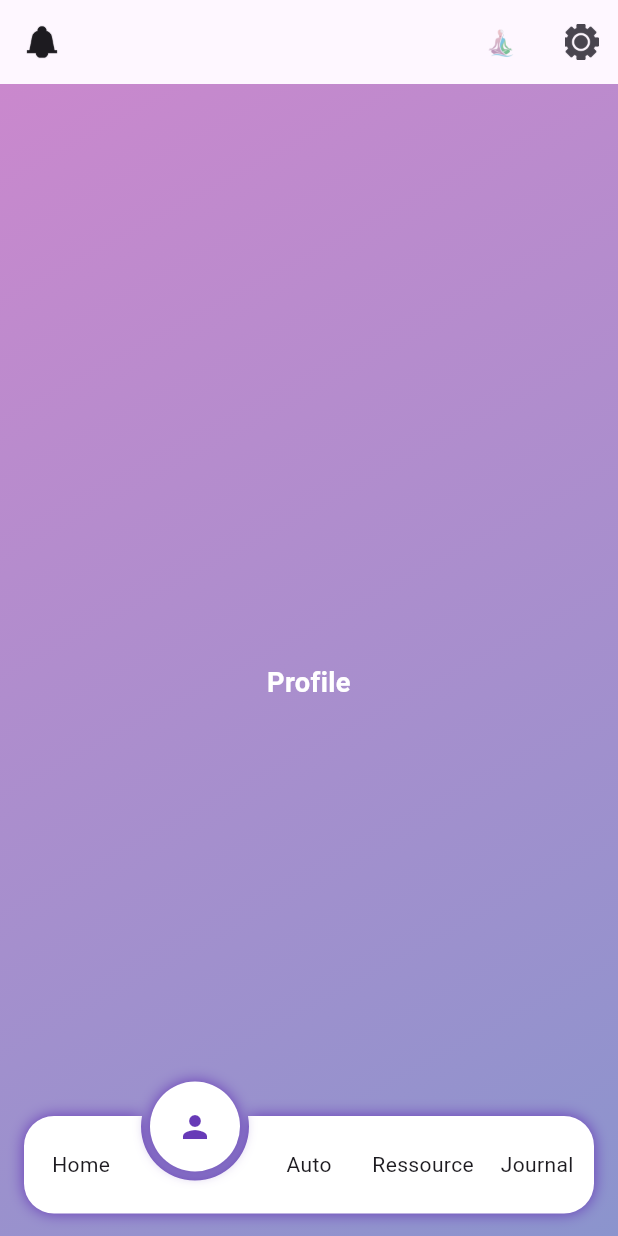
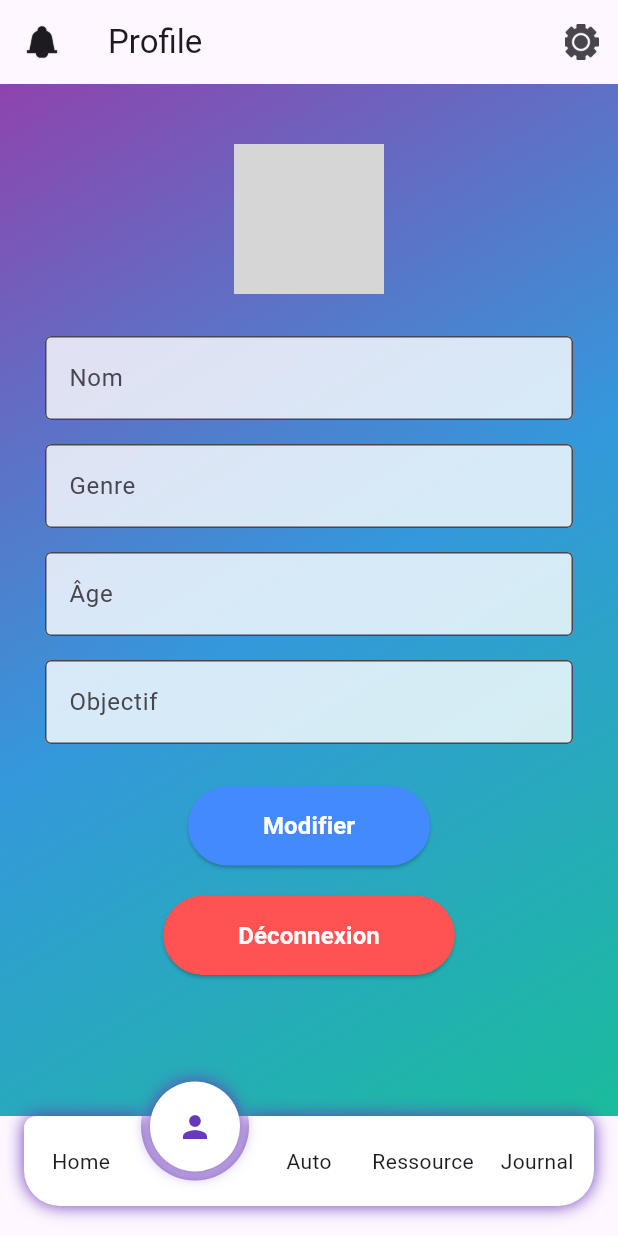
Before and after one commit to Amal-oueslati52/AppMentalHealth, a Flutter app: the HomeScreen screen opened directly, item 2 of the bottom bar chosen, on a phone screen of 412 x 824 dp. Run offline on Flutter 3.47's test engine with Material 3 defaults, Android fonts, the phone set to English and light mode, and no system bars; drawn by our look-alikes of circle_nav_bar; our stand-ins replace cloud_firestore, firebase_auth, firebase_core, fluttertoast, image_picker; accounts and stored records are empty; grey boxes are pictures that could not be loaded.

Commit message:
zedet profileScreen

```diff
--- a/lib/HomeScreen.dart
+++ b/lib/HomeScreen.dart
@@ -1,5 +1,7 @@
 import 'package:flutter/material.dart';
 import 'package:circle_nav_bar/circle_nav_bar.dart';
+import 'profileScreen.dart';
+import 'homeScreen.dart';
 
 class HomeScreen extends StatefulWidget {
   const HomeScreen({Key? key}) : super(key: key);
@@ -8,8 +10,7 @@ class HomeScreen extends StatefulWidget {
   _HomeScreenState createState() => _HomeScreenState();
 }
 
-class _HomeScreenState extends State<HomeScreen>
-    with SingleTickerProviderStateMixin {
+class _HomeScreenState extends State<HomeScreen> {
   int _tabIndex = 0;
   late PageController _pageController;
 
@@ -20,9 +21,29 @@ class _HomeScreenState extends State<HomeScreen>
   }
 
   @override
+  void _navigateToScreen(int index) {
+    Widget screen;
+
+    switch (index) {
+      case 0:
+        screen = const HomeScreen(); // Accueil
+        break;
+      case 1:
+        screen = const ProfileScreen(); // Profil
+        break;
+
+      default:
+        screen = const HomeScreen();
+    }
+
+    Navigator.pushReplacement(
+      context,
+      MaterialPageRoute(builder: (context) => screen),
+    );
+  }
+
+  @override
   Widget build(BuildContext context) {
-    double screenHeight = MediaQuery.of(context).size.height;
-
     return Scaffold(
       appBar: AppBar(
         leading: IconButton(
@@ -42,26 +63,34 @@ class _HomeScreenState extends State<HomeScreen>
           ),
         ],
       ),
-      body: PageView(
-        controller: _pageController,
-        onPageChanged: (index) {
-          setState(() {
-            _tabIndex = index;
-          });
-        },
-        children: [
-          buildPage(
-            screenHeight,
-            "N'oubliez pas votre exercice de relaxation aujourd'hui!",
-            'assets/images/image 24.png',
+      body: Container(
+        decoration: const BoxDecoration(
+          gradient: LinearGradient(
+            colors: [Color(0xFFCA88CD), Color(0xFF8B94CD)],
+            begin: Alignment.topLeft,
+            end: Alignment.bottomRight,
           ),
-          buildPage(screenHeight, 'Profile', ''),
-          buildPage(screenHeight, 'Auto-Évaluation', ''),
-          buildPage(screenHeight, 'Ressource', ''),
-          buildPage(screenHeight, 'Journal', ''),
-        ],
+        ),
+        child: Center(
+          child: Column(
+            mainAxisAlignment: MainAxisAlignment.center,
+            children: [
+              Image.asset(
+                'assets/images/image 24.png',
+                width: 100.0,
+                height: 100.0,
+                fit: BoxFit.contain,
+              ),
+              const SizedBox(height: 20.0),
+              const Text(
+                'N\'oubliez pas votre exercice de relaxation d\'aujourd\'hui!',
+                textAlign: TextAlign.center,
+                style: TextStyle(fontSize: 16.0, color: Colors.white),
+              ),
+            ],
+          ),
+        ),
       ),
-      extendBody: true,
       bottomNavigationBar: CircleNavBar(
         activeIcons: const [
           Icon(Icons.home, color: Colors.deepPurple),
@@ -78,59 +107,19 @@ class _HomeScreenState extends State<HomeScreen>
           Text("Journal"),
         ],
         color: Colors.white,
-        height: 65,
+        height: 60,
         circleWidth: 60,
         activeIndex: _tabIndex,
-        onTap: (index) {
-          setState(() {
-            _tabIndex = index;
-            _pageController.jumpToPage(_tabIndex);
-          });
-        },
-        padding: const EdgeInsets.only(left: 16, right: 16, bottom: 15),
-        cornerRadius: BorderRadius.circular(20),
+        onTap: (index) => _navigateToScreen(index),
+        padding: const EdgeInsets.only(left: 16, right: 16, bottom: 20),
+        cornerRadius: const BorderRadius.only(
+          topLeft: Radius.circular(8),
+          topRight: Radius.circular(8),
+          bottomRight: Radius.circular(24),
+          bottomLeft: Radius.circular(24),
+        ),
         shadowColor: Colors.deepPurple,
-        elevation: 8,
-      ),
-    );
-  }
-
-  Widget buildPage(double screenHeight, String text, String imagePath) {
-    return Container(
-      padding: EdgeInsets.symmetric(horizontal: 20.0),
-      decoration: BoxDecoration(
-        gradient: LinearGradient(
-          colors: [Color(0xFFCA88CD), Color(0xFF8B94CD)],
-          begin: Alignment.topLeft,
-          end: Alignment.bottomRight,
-        ),
-      ),
-      child: Center(
-        child: Column(
-          mainAxisAlignment: MainAxisAlignment.center,
-          children: [
-            if (imagePath.isNotEmpty)
-              ClipRRect(
-                borderRadius: BorderRadius.circular(15),
-                child: Image.asset(
-                  imagePath,
-                  width: screenHeight * 0.15,
-                  height: screenHeight * 0.15,
-                  fit: BoxFit.contain,
-                ),
-              ),
-            SizedBox(height: 30.0),
-            Text(
-              text,
-              textAlign: TextAlign.center,
-              style: TextStyle(
-                fontSize: screenHeight * 0.022,
-                fontWeight: FontWeight.w600,
-                color: Colors.white,
-              ),
-            ),
-          ],
-        ),
+        elevation: 10,
       ),
     );
   }
--- /dev/null
+++ b/lib/ProfileScreen.dart
@@ -0,0 +1,290 @@
+import 'dart:io';
+import 'package:flutter/material.dart';
+import 'package:firebase_auth/firebase_auth.dart';
+import 'package:cloud_firestore/cloud_firestore.dart';
+import 'package:image_picker/image_picker.dart';
+import 'package:circle_nav_bar/circle_nav_bar.dart';
+import 'HomeScreen.dart';
+
+class ProfileScreen extends StatefulWidget {
+  const ProfileScreen({Key? key}) : super(key: key);
+
+  @override
+  _ProfileScreenState createState() => _ProfileScreenState();
+}
+
+class _ProfileScreenState extends State<ProfileScreen> {
+  int _tabIndex = 1;
+
+  void _navigateToScreen(int index) {
+    Widget screen;
+
+    switch (index) {
+      case 0:
+        screen = const HomeScreen(); // Page d'accueil
+        break;
+      case 1:
+        screen = const ProfileScreen(); // Profil
+        break;
+
+      default:
+        screen = const HomeScreen();
+    }
+
+    Navigator.pushReplacement(
+      context,
+      MaterialPageRoute(builder: (context) => screen),
+    );
+  }
+
+  final FirebaseAuth _auth = FirebaseAuth.instance;
+  final FirebaseFirestore _firestore = FirebaseFirestore.instance;
+  final ImagePicker _picker = ImagePicker();
+
+  User? _user;
+  Map<String, dynamic>? _userData;
+  bool _isEditing = false;
+  bool _isLoading = false;
+
+  // Contrôleurs pour les champs de texte
+  final TextEditingController _nameController = TextEditingController();
+  final TextEditingController _genreController = TextEditingController();
+  final TextEditingController _ageController = TextEditingController();
+  final TextEditingController _objectifController = TextEditingController();
+
+  File? _imageFile;
+
+  // Navigation
+
+  late PageController _pageController;
+
+  @override
+  void initState() {
+    super.initState();
+    _loadUserData();
+    _pageController = PageController(initialPage: _tabIndex);
+  }
+
+  @override
+  void dispose() {
+    _nameController.dispose();
+    _genreController.dispose();
+    _ageController.dispose();
+    _objectifController.dispose();
+    _pageController.dispose();
+    super.dispose();
+  }
+
+  // Fonction pour charger les données utilisateur depuis Firebase
+  Future<void> _loadUserData() async {
+    _user = _auth.currentUser;
+    if (_user != null) {
+      DocumentSnapshot userDoc =
+          await _firestore.collection('users').doc(_user!.uid).get();
+      if (userDoc.exists) {
+        setState(() {
+          _userData = userDoc.data() as Map<String, dynamic>?;
+          _nameController.text = _userData?['name'] ?? '';
+          _genreController.text = _userData?['genre'] ?? '';
+          _ageController.text = _userData?['age'] ?? '';
+          _objectifController.text = _userData?['objectif'] ?? '';
+        });
+      }
+    }
+  }
+
+  // Fonction pour sélectionner une image depuis la galerie
+  Future<void> _pickImage() async {
+    final pickedFile = await _picker.pickImage(source: ImageSource.gallery);
+    if (pickedFile != null) {
+      setState(() {
+        _imageFile = File(pickedFile.path);
+      });
+    }
+  }
+
+  // Fonction pour enregistrer les modifications
+  Future<void> _saveChanges() async {
+    if (_user == null) return;
+    setState(() => _isLoading = true);
+
+    try {
+      await _firestore.collection('users').doc(_user!.uid).update({
+        'name': _nameController.text.trim(),
+        'genre': _genreController.text.trim(),
+        'age': _ageController.text.trim(),
+        'objectif': _objectifController.text.trim(),
+      });
+
+      setState(() => _isEditing = false);
+
+      ScaffoldMessenger.of(context).showSnackBar(
+        const SnackBar(content: Text("Profil mis à jour avec succès !")),
+      );
+    } catch (e) {
+      print("Erreur mise à jour: $e");
+    } finally {
+      setState(() => _isLoading = false);
+    }
+  }
+
+  // Fonction pour déconnecter l'utilisateur
+  Future<void> _logout() async {
+    await _auth.signOut();
+    if (mounted) {
+      Navigator.pop(context);
+    }
+  }
+
+  Widget _buildEditableField(String label, TextEditingController controller) {
+    return Padding(
+      padding: const EdgeInsets.symmetric(vertical: 8.0),
+      child: TextField(
+        controller: controller,
+        decoration: InputDecoration(
+          labelText: label,
+          border: OutlineInputBorder(),
+          filled: true,
+          fillColor: Colors.white.withOpacity(0.8),
+        ),
+      ),
+    );
+  }
+
+  @override
+  Widget build(BuildContext context) {
+    return Scaffold(
+      appBar: AppBar(
+        leading: IconButton(
+          icon: ImageIcon(AssetImage('assets/icones/image 25.png')),
+          onPressed: () {},
+        ),
+        title: const Text('Profile'),
+        actions: [
+          IconButton(
+            icon: ImageIcon(AssetImage('assets/icones/image 28.png')),
+            onPressed: () {},
+          ),
+        ],
+      ),
+      body: SafeArea(
+        child: Container(
+          width: double.infinity,
+          height: double.infinity,
+          decoration: const BoxDecoration(
+            gradient: LinearGradient(
+              begin: Alignment.topLeft,
+              end: Alignment.bottomRight,
+              colors: [Color(0xFF8E44AD), Color(0xFF3498DB), Color(0xFF1ABC9C)],
+            ),
+          ),
+          child: Padding(
+            padding: const EdgeInsets.symmetric(horizontal: 30, vertical: 20),
+            child: Column(
+              crossAxisAlignment: CrossAxisAlignment.center,
+              children: [
+                const SizedBox(height: 20),
+                GestureDetector(
+                  onTap: _pickImage,
+                  child: CircleAvatar(
+                    radius: 50,
+                    backgroundImage: _imageFile != null
+                        ? FileImage(_imageFile!)
+                        : (_userData?['photoUrl'] != null
+                                ? NetworkImage(_userData!['photoUrl'])
+                                : const AssetImage('assets/default_avatar.png'))
+                            as ImageProvider,
+                  ),
+                ),
+                const SizedBox(height: 20),
+                _buildEditableField("Nom", _nameController),
+                _buildEditableField("Genre", _genreController),
+                _buildEditableField("Âge", _ageController),
+                _buildEditableField("Objectif", _objectifController),
+                const SizedBox(height: 20),
+                _isEditing
+                    ? _isLoading
+                        ? const CircularProgressIndicator(color: Colors.white)
+                        : ElevatedButton(
+                            onPressed: _saveChanges,
+                            style: ElevatedButton.styleFrom(
+                                backgroundColor: Colors.green,
+                                padding: const EdgeInsets.symmetric(
+                                    horizontal: 50, vertical: 15)),
+                            child: const Text(
+                              'Enregistrer',
+                              style: TextStyle(
+                                  color: Colors.white,
+                                  fontSize: 16,
+                                  fontWeight: FontWeight.bold),
+                            ),
+                          )
+                    : ElevatedButton(
+                        onPressed: () {
+                          setState(() => _isEditing = true);
+                        },
+                        style: ElevatedButton.styleFrom(
+                            backgroundColor: Colors.blueAccent,
+                            padding: const EdgeInsets.symmetric(
+                                horizontal: 50, vertical: 15)),
+                        child: const Text(
+                          'Modifier',
+                          style: TextStyle(
+                              color: Colors.white,
+                              fontSize: 16,
+                              fontWeight: FontWeight.bold),
+                        ),
+                      ),
+                const SizedBox(height: 20),
+                ElevatedButton(
+                  onPressed: _logout,
+                  style: ElevatedButton.styleFrom(
+                      backgroundColor: Colors.redAccent,
+                      padding: const EdgeInsets.symmetric(
+                          horizontal: 50, vertical: 15)),
+                  child: const Text(
+                    'Déconnexion',
+                    style: TextStyle(
+                        color: Colors.white,
+                        fontSize: 16,
+                        fontWeight: FontWeight.bold),
+                  ),
+                ),
+              ],
+            ),
+          ),
+        ),
+      ),
+      bottomNavigationBar: CircleNavBar(
+        activeIcons: const [
+          Icon(Icons.home, color: Colors.deepPurple),
+          Icon(Icons.person, color: Colors.deepPurple),
+          Icon(Icons.assessment, color: Colors.deepPurple),
+          Icon(Icons.book, color: Colors.deepPurple),
+          Icon(Icons.message, color: Colors.deepPurple),
+        ],
+        inactiveIcons: const [
+          Text("Home"),
+          Text("Profile"),
+          Text("Auto"),
+          Text("Ressource"),
+          Text("Journal"),
+        ],
+        color: Colors.white,
+        height: 60,
+        circleWidth: 60,
+        activeIndex: _tabIndex,
+        onTap: (index) => _navigateToScreen(index),
+        padding: const EdgeInsets.only(left: 16, right: 16, bottom: 20),
+        cornerRadius: const BorderRadius.only(
+          topLeft: Radius.circular(8),
+          topRight: Radius.circular(8),
+          bottomRight: Radius.circular(24),
+          bottomLeft: Radius.circular(24),
+        ),
+        shadowColor: Colors.deepPurple,
+        elevation: 10,
+      ),
+    );
+  }
+}
```
Also changed, not shown: pubspec.yaml (+9 -1 lines), pubspec.lock, 9 other files.
